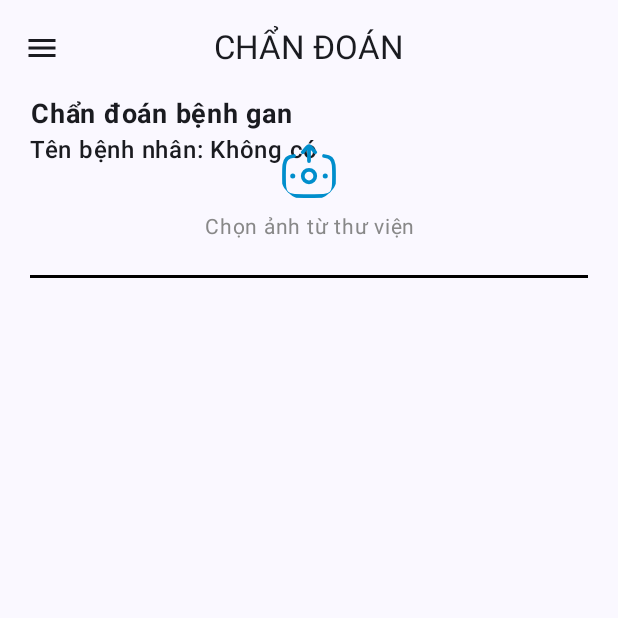
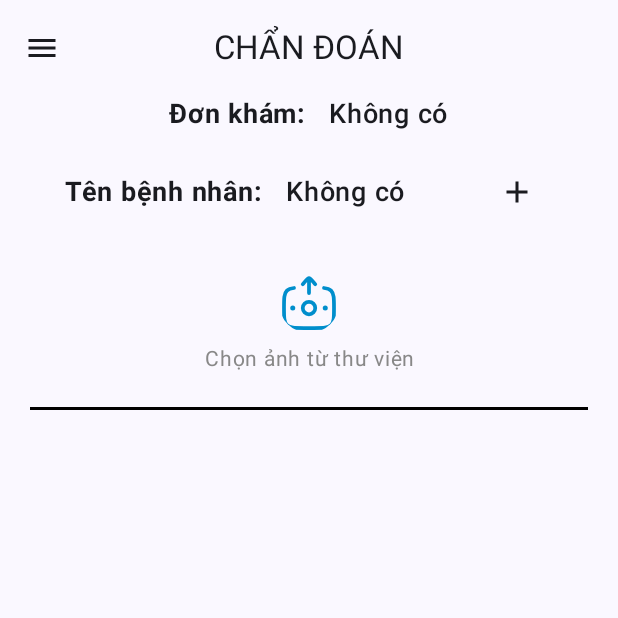
Before and after one commit to PhamHong03/healthy_diagnosis, an Android app built with Jetpack Compose: the composable DiagnosisScreen called with empty values, on a phone screen of 412 x 824 dp, the top half of it. Run offline under Robolectric (Android 15) with nearby library versions, the phone set to English and light mode, and no system bars; our stand-ins replace Dagger/Hilt's generated code, livedata-compose; pictures from the network do not load.

Commit message:
create entity image

```diff
--- a/app/src/main/java/com/example/healthy_diagnosis/core/utils/ButtonClick.kt
+++ b/app/src/main/java/com/example/healthy_diagnosis/core/utils/ButtonClick.kt
@@ -16,10 +16,11 @@ import androidx.compose.ui.unit.dp
 fun ButtonClick(
     text: String,
     onClick: () -> Unit,
-    enabled: Boolean = true // Thêm tham số enabled với giá trị mặc định là true
+    enabled: Boolean = true,
+    modifier: Modifier = Modifier// Thêm tham số enabled với giá trị mặc định là true
 ) {
     Button(
-        modifier = Modifier.fillMaxWidth(),
+        modifier = modifier.fillMaxWidth(),
         onClick = { onClick() },
         colors = ButtonDefaults.buttonColors(
             containerColor = Color.Black,
--- a/app/src/main/java/com/example/healthy_diagnosis/di/NetworkModule.kt
+++ b/app/src/main/java/com/example/healthy_diagnosis/di/NetworkModule.kt
@@ -23,7 +23,7 @@ import javax.inject.Singleton
 object NetworkModule {
 
 //    private val BASE_URL = "http://192.168.1.21:5000"
-    private val BASE_URL = "http://172.16.40.219:5000"
+    private val BASE_URL = "http://172.16.42.200:5000"
 
     @Provides
     @Singleton
--- a/app/src/main/java/com/example/healthy_diagnosis/presentation/navigation/MyAppNavigation.kt
+++ b/app/src/main/java/com/example/healthy_diagnosis/presentation/navigation/MyAppNavigation.kt
@@ -90,7 +90,8 @@ fun MyAppNavigation(
                 selectedApplicationFormId = applicationFormId,
                 patientId = patientID,
                 patientName = patientName,
-                applicationFormViewModel = applicationFormViewModel
+                applicationFormViewModel = applicationFormViewModel,
+                appointmentFormViewModel = appointmentFormViewModel
             )
         }
 
--- a/app/src/main/java/com/example/healthy_diagnosis/presentation/screen/doctors/DiagnosisScreen.kt
+++ b/app/src/main/java/com/example/healthy_diagnosis/presentation/screen/doctors/DiagnosisScreen.kt
@@ -64,8 +64,10 @@ import androidx.compose.ui.platform.LocalContext
 import com.example.healthy_diagnosis.core.utils.ButtonClick
 import com.example.healthy_diagnosis.core.utils.ConfirmSaveDialog
 import com.example.healthy_diagnosis.data.models.PatientEntity
+import com.example.healthy_diagnosis.domain.usecases.appointment.AppointmentFormRequest
 import com.example.healthy_diagnosis.presentation.screen.customers.DatePickerFieldCustomer
 import com.example.healthy_diagnosis.presentation.viewmodel.ApplicationFormViewModel
+import com.example.healthy_diagnosis.presentation.viewmodel.AppointmentFormViewModel
 import com.example.healthy_diagnosis.presentation.viewmodel.PatientViewModel
 import com.example.healthy_diagnosis.ui.theme.BannerColor
 import kotlinx.coroutines.launch
@@ -79,7 +81,8 @@ fun DiagnosisScreen(
     selectedApplicationFormId: Int?,
     patientId: Int?,
     patientName: String?,
-    applicationFormViewModel: ApplicationFormViewModel
+    applicationFormViewModel: ApplicationFormViewModel,
+    appointmentFormViewModel: AppointmentFormViewModel
 
 ) {
     var selectedImageUri by remember { mutableStateOf<Uri?>(null) }
@@ -113,6 +116,9 @@ fun DiagnosisScreen(
     val scope = rememberCoroutineScope()
     var showAddPatientDialog by remember { mutableStateOf(false) }
 
+    var showDialog by remember { mutableStateOf(false) }
+    var description by remember { mutableStateOf("") }
+    var isAppointmentCreated by remember { mutableStateOf(false) }
     ModalNavigationDrawer(
         drawerState = drawerState,
         drawerContent = {
@@ -146,40 +152,51 @@ fun DiagnosisScreen(
                 )
             }
         ) { paddingValues ->
-            Row (modifier = Modifier.padding(paddingValues).padding(start = 20.dp).fillMaxSize()){
 
-                Column (){
-                    Text(
-                        text = "Chẩn đoán bệnh gan",
-                        textAlign = TextAlign.Center,
-                        fontSize = 18.sp,
-                        fontWeight = FontWeight.Bold
-                    )
-//                Text(text = "Mã đơn khám: ${selectedApplicationFormId ?: "Không có"}")
-//                Text(text = "Mã đơn khám: ${patientId ?: "Không có"}")
-                    Text(
-                        text = "Tên bệnh nhân: ${patientName ?: "Không có"}",
-                        fontSize = 16.sp,
-                        fontWeight = FontWeight.Medium
-                    )
-                }
-            }
-            Spacer(modifier = Modifier.height(10.dp))
             Column(
                 modifier = Modifier
                     .fillMaxSize()
                     .padding(paddingValues),
                 horizontalAlignment = Alignment.CenterHorizontally
             ) {
-
-
-
-//                SelectedPatient(
-//                    navController = navController,
-//                    patients = patients,
-//                    selectedPatientId = selectedPatientId,
-//                    onPatientSelected = { id -> selectedPatientId = id }
-//                )
+                Row {
+                    Text(
+                        text = "Đơn khám: ",
+                        fontSize = 18.sp,
+                        fontWeight = FontWeight.Bold
+                    )
+                    Spacer(modifier = Modifier.width(10.dp))
+                    Text(
+                        text = "${selectedApplicationFormId ?: "Không có"}",
+                        fontSize = 18.sp,
+                        fontWeight = FontWeight.Medium
+                    )
+                }
+                Spacer(modifier = Modifier.height(16.dp))
+                Row (
+                    verticalAlignment = Alignment.CenterVertically
+                ){
+                    Text(
+                        text = "Tên bệnh nhân: ",
+                        fontSize = 18.sp,
+                        fontWeight = FontWeight.Bold
+                    )
+                    Spacer(modifier = Modifier.width(10.dp))
+                    Text(
+                        text = "${patientName ?: "Không có"}",
+                        fontSize = 18.sp,
+                        fontWeight = FontWeight.Medium
+                    )
+                    Spacer(modifier = Modifier.width(50.dp))
+                    IconButton(onClick = {
+                        showDialog = true
+                    }) {
+                        Icon(
+                            imageVector = Icons.Default.Add, // Sử dụng biểu tượng dấu "+"
+                            contentDescription = "Tạo phiếu khám"
+                        )
+                    }
+                }
 
                 Diagnosis(
                     onClick = {
@@ -225,6 +242,41 @@ fun DiagnosisScreen(
         }
     }
 
+    if (showDialog) {
+        AlertDialog(
+            onDismissRequest = { showDialog = false },
+            title = { Text("Nhập mô tả phiếu khám") },
+            text = {
+                OutlinedTextField(
+                    value = description,
+                    onValueChange = { description = it },
+                    label = { Text("Mô tả") }
+                )
+            },
+            confirmButton = {
+                Button(onClick = {
+                    selectedApplicationFormId?.let { appId ->
+                        patientId?.let { patId ->
+                            val appointmentForm = AppointmentFormRequest(
+                                description = description,
+                                application_form_id = selectedApplicationFormId
+                            )
+                            appointmentFormViewModel.insertAppointmentForm(appointmentForm)
+                            showDialog = false
+                            description = ""
+                        }
+                    }
+                }) {
+                    Text("OK")
+                }
+            },
+            dismissButton = {
+                Button(onClick = { showDialog = false }) {
+                    Text("Hủy")
+                }
+            }
+        )
+    }
     if (showAddPatientDialog) {
         ConfirmSaveDialog(
             onDismiss = { showAddPatientDialog = false },
--- a/app/src/main/res/xml/network_security_config.xml
+++ b/app/src/main/res/xml/network_security_config.xml
@@ -1,6 +1,6 @@
 <?xml version="1.0" encoding="utf-8"?>
 <network-security-config>
     <domain-config cleartextTrafficPermitted="true">
-        <domain includeSubdomains="true">172.16.40.219</domain>
+        <domain includeSubdomains="true">172.16.42.200</domain>
     </domain-config>
 </network-security-config>
```
Also changed, not shown: app/src/main/java/com/example/healthy_diagnosis/data/datasources/local/ImagesDao.kt (added, +27 -0 lines), app/src/main/java/com/example/healthy_diagnosis/data/datasources/remote/ImagesApiService.kt (added, +19 -0 lines), app/src/main/java/com/example/healthy_diagnosis/data/models/DiseaseEntity.kt (+12 -1 lines), app/src/main/java/com/example/healthy_diagnosis/data/models/ImagesEntity.kt (+31 -4 lines), app/src/main/java/com/example/healthy_diagnosis/domain/repositories/ImagesRepository.kt (added, +13 -0 lines), app/src/main/java/com/example/healthy_diagnosis/domain/usecases/appointment/AppointmentFormRequest.kt (+8 -0 lines), app/src/main/java/com/example/healthy_diagnosis/domain/usecases/diagnoise/DiagnosisResponse.kt (added, +7 -0 lines), app/src/main/java/com/example/healthy_diagnosis/presentation/viewmodel/AppointmentFormViewModel.kt (+4 -3 lines).
